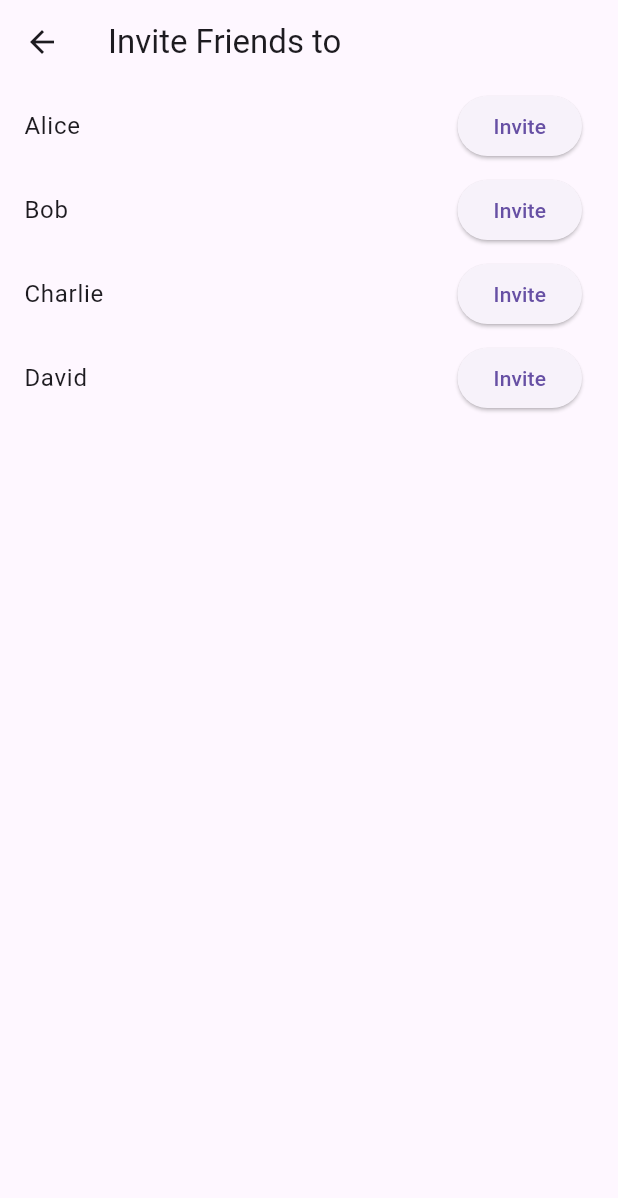
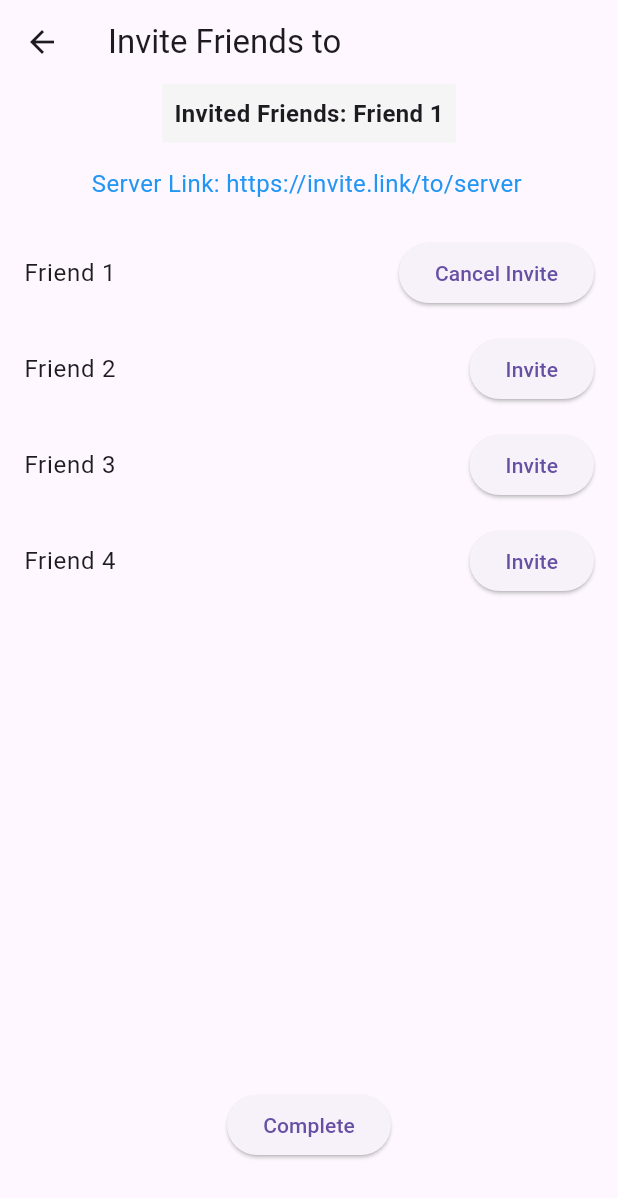
Before and after one commit to sillonjeu/Discord-Front, a Flutter app: the FriendsListPage screen opened directly with empty values, after a tap on "Invite", on a phone screen of 412 x 824 dp. Shown: the top 1198 px of the screen. Run offline on Flutter 3.47's test engine with Material 3 defaults, Android fonts, the light colour scheme and no system bars; our stand-ins replace image_picker.

Commit message:
feat: 친구 추가 로직 수정 및 서버 틀 구현

```diff
--- a/Hansori/lib/friends_list_page.dart
+++ /dev/null
@@ -1,40 +0,0 @@
-// friends_list_page.dart
-import 'package:flutter/material.dart';
-
-class FriendsListPage extends StatelessWidget {
-  final String serverName;
-
-  FriendsListPage({required this.serverName});
-
-  final List<String> friends = [
-    'Alice',
-    'Bob',
-    'Charlie',
-    'David',
-    // Add more friends here
-  ];
-
-  @override
-  Widget build(BuildContext context) {
-    return Scaffold(
-      appBar: AppBar(
-        title: Text('Invite Friends to $serverName'),
-      ),
-      body: ListView.builder(
-        itemCount: friends.length,
-        itemBuilder: (context, index) {
-          return ListTile(
-            title: Text(friends[index]),
-            trailing: ElevatedButton(
-              onPressed: () {
-                // Implement invitation logic
-                print('Inviting ${friends[index]}');
-              },
-              child: Text('Invite'),
-            ),
-          );
-        },
-      ),
-    );
-  }
-}
--- a/Hansori/lib/main.dart
+++ b/Hansori/lib/main.dart
@@ -1,4 +1,5 @@
 import 'package:flutter/material.dart';
+import 'package:hansori/server_page.dart';
 import 'package:image_picker/image_picker.dart';
 import 'dart:io';
 
@@ -6,9 +7,11 @@
   runApp(MyApp());
 }
 
+// 기본 애플리케이션 클래스
 class MyApp extends StatelessWidget {
   @override
   Widget build(BuildContext context) {
+    // MaterialApp 위젯을 사용하여 앱의 기본 구조 정의
     return MaterialApp(
       title: 'Discord Server Creation Example',
       home: CreateServerPage(),
@@ -16,16 +19,19 @@
   }
 }
 
+// 서버 생성 페이지를 위한 StatefulWidget
 class CreateServerPage extends StatefulWidget {
   @override
   _CreateServerPageState createState() => _CreateServerPageState();
 }
 
+File? _image; // 사용자가 선택한 이미지 파일
+// CreateServerPage의 상태 관리 클래스
 class _CreateServerPageState extends State<CreateServerPage> {
-  final _formKey = GlobalKey<FormState>();
-  final _serverNameController = TextEditingController();
-  File? _image;
+  final _formKey = GlobalKey<FormState>(); // 폼의 키
+  final _serverNameController = TextEditingController(); // 서버 이름 입력 컨트롤러
 
+  // 이미지를 갤러리에서 선택하는 메소드
   Future<void> _pickImage() async {
     final pickedImage = await ImagePicker().pickImage(source: ImageSource.gallery);
     if (pickedImage != null) {
@@ -35,6 +41,7 @@
     }
   }
 
+  // 서버 생성 버튼 클릭 이벤트 처리 메소드
   void _createServer() {
     if (_formKey.currentState!.validate()) {
       Navigator.push(
@@ -54,6 +61,7 @@
 
   @override
   Widget build(BuildContext context) {
+    // UI 구성 메소드
     return Scaffold(
       appBar: AppBar(
         title: Text('Create a Server'),
@@ -86,7 +94,7 @@
                 border: OutlineInputBorder(),
               ),
               validator: (value) {
-                if (value == null || value!.isEmpty) {
+                if (value == null || value.isEmpty) {
                   return 'Please enter a server name';
                 }
                 return null;
@@ -104,6 +112,7 @@
   }
 }
 
+// 친구 목록 페이지를 위한 StatefulWidget
 class FriendsListPage extends StatefulWidget {
   final String serverName;
 
@@ -113,30 +122,45 @@
   _FriendsListPageState createState() => _FriendsListPageState();
 }
 
+// FriendsListPage의 상태 관리 클래스
 class _FriendsListPageState extends State<FriendsListPage> {
   final List<String> friends = [
     'Friend 1',
     'Friend 2',
     'Friend 3',
     'Friend 4',
-    // api로 변경 필요
   ];
 
-  Set<String> _invitedFriends = {};
+  Set<String> _invitedFriends = {}; // 초대된 친구들 저장
+  List<String> _invitedFriendsDisplay = []; // 화면에 표시할 초대된 친구 목록
 
   void _inviteFriend(String friendName) {
     setState(() {
-      _invitedFriends.add(friendName);
+      if (_invitedFriends.contains(friendName)) {
+        _invitedFriends.remove(friendName);
+        _invitedFriendsDisplay.remove(friendName);
+      } else {
+        _invitedFriends.add(friendName);
+        _invitedFriendsDisplay.add(friendName);
+      }
     });
   }
 
   void _skipOrComplete() {
-    if (_invitedFriends.isNotEmpty) {
-      // 초대 완료 로직
-    } else {
-      // 건너뛰기 로직
-    }
+    Navigator.push(
+      context,
+      MaterialPageRoute(
+        builder: (context) => ServerPage(
+          serverName: widget.serverName,
+          invitedFriends: _invitedFriendsDisplay,
+          serverImage: _image, // _CreateServerPageState에서 정의된 _image 변수 사용
+        ),
+      ),
+    );
   }
+
+  // api 변경 필요(더미 데이터)
+  String _invitedLink = "https://invite.link/to/server";
 
   @override
   Widget build(BuildContext context) {
@@ -146,32 +170,52 @@
       ),
       body: Column(
         children: [
+          // 초대된 친구 목록 표시
+          if (_invitedFriendsDisplay.isNotEmpty)
+            Container(
+              color: Colors.grey[100],
+              padding: EdgeInsets.all(8.0),
+              child: Text(
+                'Invited Friends: ${_invitedFriendsDisplay.join(', ')}',
+                style: TextStyle(fontSize: 16, fontWeight: FontWeight.bold),
+              ),
+            ),
+          // 링크 표시
+          Container(
+            padding: EdgeInsets.all(16.0),
+            alignment: Alignment.center,
+            child: SelectableText(
+              'Server Link: $_invitedLink',
+              style: TextStyle(fontSize: 16, color: Colors.blue),
+            ),
+          ),
           Expanded(
             child: ListView.builder(
               itemCount: friends.length,
               itemBuilder: (context, index) {
                 return ListTile(
                   contentPadding: EdgeInsets.symmetric(vertical: 4.0, horizontal: 16.0),
-                  title: Text(
-                    friends[index],
-                    style: TextStyle(fontSize: 16),
-                  ),
+                  title: Text(friends[index], style: TextStyle(fontSize: 16)),
                   trailing: ElevatedButton(
                     onPressed: () => _inviteFriend(friends[index]),
-                    child: Text('Invite'),
+                    child: Text(_invitedFriends.contains(friends[index])
+                        ? 'Cancel Invite'
+                        : 'Invite'),
                   ),
                 );
               },
             ),
           ),
-          Row(
-            mainAxisAlignment: MainAxisAlignment.spaceEvenly,
-            children: [
-              ElevatedButton(
+          // 완료/건너뛰기 버튼을 아래 중앙에 배치
+          Align(
+            alignment: Alignment.bottomCenter,
+            child: Padding(
+              padding: EdgeInsets.only(bottom: 50.0),
+              child: ElevatedButton(
                 onPressed: _skipOrComplete,
-                child: Text(_invitedFriends.isNotEmpty ? '완료' : '건너뛰기'),
+                child: Text(_invitedFriends.isNotEmpty ? 'Complete' : 'Skip'),
               ),
-            ],
+            ),
           ),
         ],
       ),
```
Also changed, not shown: Hansori/lib/server_page.dart (added, +52 -0 lines), 3 other files.
